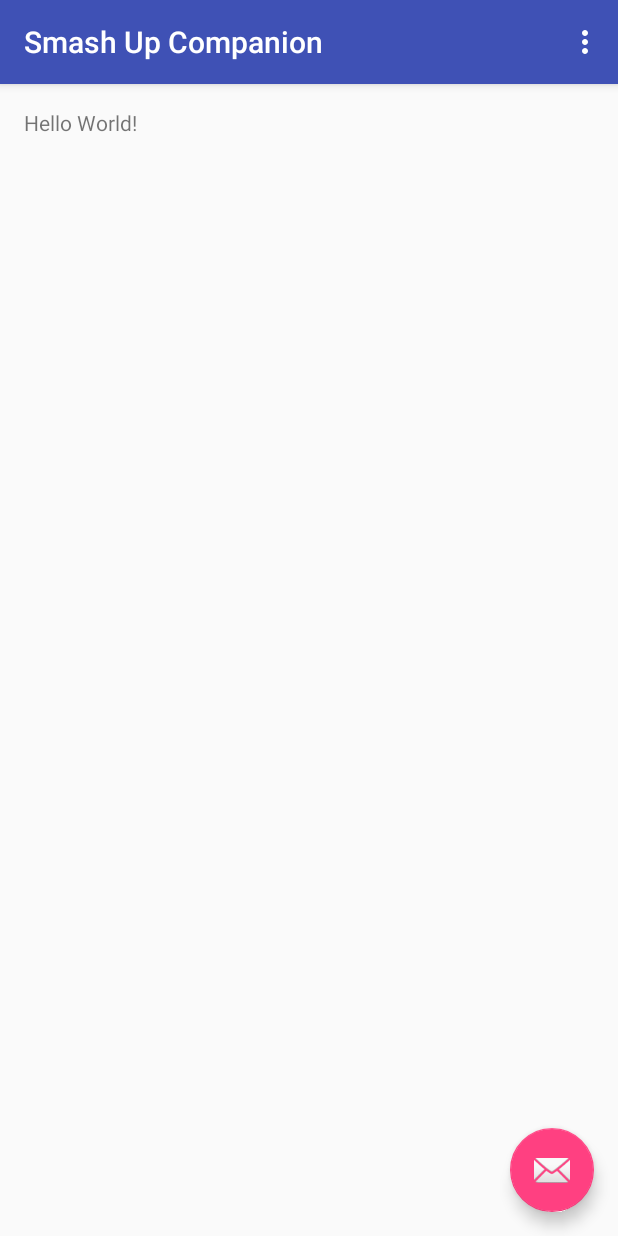
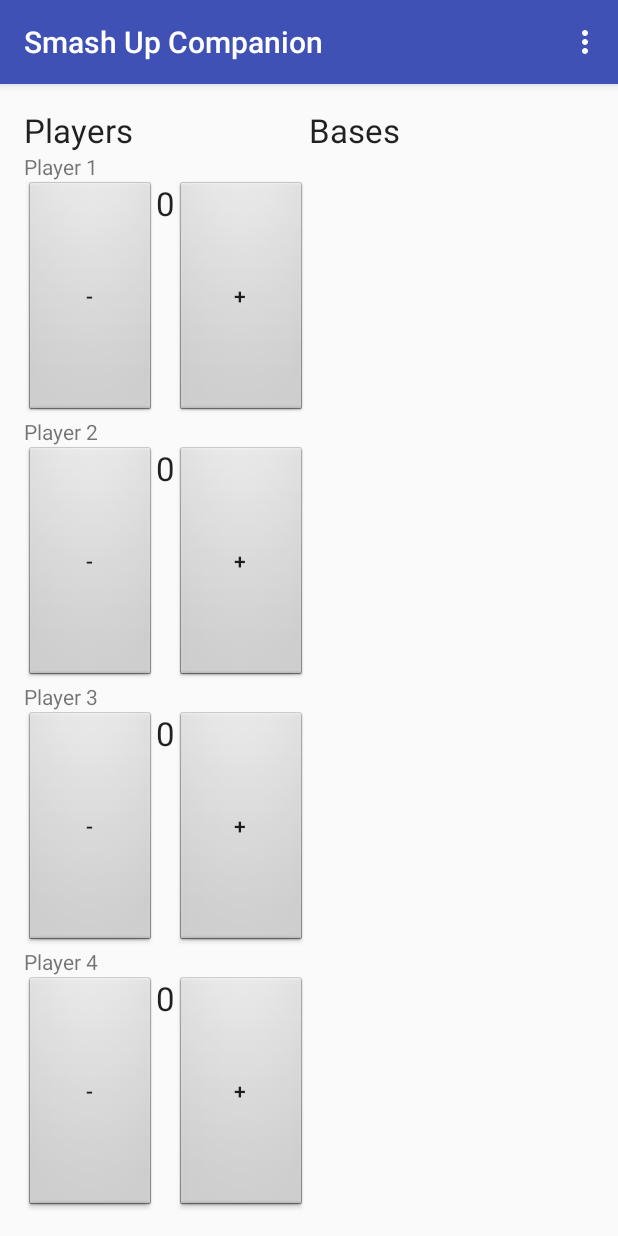
Before and after one commit to BenignBeppe/SmashUpCompanion, an Android app: the screen it shows after launch (MainActivity), on a phone screen of 412 x 824 dp. Run offline under Robolectric (Android 15) with nearby library versions, the phone set to English and light mode, and no system bars.

Commit message:
Basic implementation of player points.

```diff
--- a/app/src/main/java/com/github/benignbeppe/smashupcompanion/MainActivity.java
+++ b/app/src/main/java/com/github/benignbeppe/smashupcompanion/MainActivity.java
@@ -1,31 +1,42 @@
 package com.github.benignbeppe.smashupcompanion;
 
 import android.os.Bundle;
-import android.support.design.widget.FloatingActionButton;
-import android.support.design.widget.Snackbar;
 import android.support.v7.app.AppCompatActivity;
 import android.support.v7.widget.Toolbar;
+import android.util.Log;
 import android.view.View;
 import android.view.Menu;
 import android.view.MenuItem;
+import android.view.ViewGroup;
+
+import java.util.ArrayList;
 
 public class MainActivity extends AppCompatActivity {
+    ArrayList<Player> players;
 
     @Override
     protected void onCreate(Bundle savedInstanceState) {
         super.onCreate(savedInstanceState);
+        players = new ArrayList<>();
         setContentView(R.layout.activity_main);
         Toolbar toolbar = (Toolbar) findViewById(R.id.toolbar);
         setSupportActionBar(toolbar);
+        createPlayer("Player 1");
+        createPlayer("Player 2");
+        createPlayer("Player 3");
+        createPlayer("Player 4");
+    }
 
-        FloatingActionButton fab = (FloatingActionButton) findViewById(R.id.fab);
-        fab.setOnClickListener(new View.OnClickListener() {
-            @Override
-            public void onClick(View view) {
-                Snackbar.make(view, "Replace with your own action", Snackbar.LENGTH_LONG)
-                        .setAction("Action", null).show();
-            }
-        });
+    private void createPlayer(String name) {
+        Log.d(getClass().getSimpleName(), "Adding player: '" + name + "'");
+        ViewGroup playersArea = (ViewGroup)findViewById(R.id.playersArea);
+        View.inflate(this, R.layout.player, playersArea);
+        Player addedPlayer = players.get(players.size() - 1);
+        addedPlayer.changeName(name);
+    }
+
+    public void addPlayer(Player player) {
+        players.add(player);
     }
 
     @Override
--- /dev/null
+++ b/app/src/main/java/com/github/benignbeppe/smashupcompanion/Player.java
@@ -0,0 +1,62 @@
+package com.github.benignbeppe.smashupcompanion;
+
+import android.content.Context;
+import android.util.AttributeSet;
+import android.util.Log;
+import android.view.View;
+import android.widget.Button;
+import android.widget.LinearLayout;
+import android.widget.TextView;
+
+import org.w3c.dom.Text;
+
+/**
+ * Created by sebastian on 2015-11-14.
+ */
+public class Player extends LinearLayout implements View.OnClickListener {
+    private int points;
+    private String name;
+    private TextView nameView;
+    private Button decreaseButton;
+    private Button increaseButton;
+    private TextView pointsView;
+
+    public Player(Context context, AttributeSet attrs) {
+        super(context, attrs);
+        points = 0;
+        ((MainActivity)context).addPlayer(this);
+    }
+
+    @Override
+    protected void onFinishInflate() {
+        super.onFinishInflate();
+        nameView = (TextView)findViewById(R.id.playerName);
+        decreaseButton = (Button)findViewById(R.id.decrease);
+        decreaseButton.setOnClickListener(this);
+        increaseButton = (Button)findViewById(R.id.increase);
+        increaseButton.setOnClickListener(this);
+        pointsView = (TextView)findViewById(R.id.points);
+    }
+
+    void changeName(String name) {
+        this.name = name;
+        nameView.setText(name);
+    }
+
+    @Override
+    public void onClick(View v) {
+        if(v == decreaseButton) {
+            changePoints(-1);
+        }
+        else if(v == increaseButton) {
+            changePoints(1);
+        }
+    }
+
+    private void changePoints(int delta) {
+        points += delta;
+        pointsView.setText(String.valueOf(points));
+        Log.d(getClass().getSimpleName(), "Changed points for player '" + name +
+                "': " + delta);
+    }
+}
--- a/app/src/main/res/layout/activity_main.xml
+++ b/app/src/main/res/layout/activity_main.xml
@@ -24,12 +24,4 @@
 
     <include layout="@layout/content_main"/>
 
-    <android.support.design.widget.FloatingActionButton
-        android:id="@+id/fab"
-        android:layout_width="wrap_content"
-        android:layout_height="wrap_content"
-        android:layout_gravity="bottom|end"
-        android:layout_margin="@dimen/fab_margin"
-        android:src="@android:drawable/ic_dialog_email"/>
-
 </android.support.design.widget.CoordinatorLayout>
--- a/app/src/main/res/layout/content_main.xml
+++ b/app/src/main/res/layout/content_main.xml
@@ -13,8 +13,53 @@
     tools:showIn="@layout/activity_main"
     tools:context=".MainActivity">
 
-    <TextView
-        android:text="Hello World!"
-        android:layout_width="wrap_content"
-        android:layout_height="wrap_content"/>
+    <LinearLayout
+        android:orientation="horizontal"
+        android:layout_width="match_parent"
+        android:layout_height="match_parent"
+        android:layout_alignParentTop="true"
+        android:layout_alignParentLeft="true"
+        android:layout_alignParentStart="true">
+
+        <LinearLayout
+                android:orientation="vertical"
+                android:layout_height="match_parent"
+                android:layout_width="0dp"
+                android:layout_weight="1">
+            <TextView
+                android:layout_width="wrap_content"
+                android:layout_height="wrap_content"
+                android:textAppearance="?android:attr/textAppearanceLarge"
+                android:text="@string/playersTitle" />
+            <LinearLayout
+                    android:id="@+id/playersArea"
+                    android:orientation="vertical"
+                    android:layout_height="match_parent"
+                    android:layout_width="match_parent">
+                <!--<include-->
+                    <!--layout="@layout/player"-->
+                    <!--android:id="@+id/player1" />-->
+                <!--<include-->
+                    <!--layout="@layout/player"-->
+                    <!--android:id="@+id/player2" />-->
+                <!--<include-->
+                    <!--layout="@layout/player"-->
+                    <!--android:id="@+id/player3" />-->
+                <!--<include-->
+                    <!--layout="@layout/player"-->
+                    <!--android:id="@+id/player4" />-->
+            </LinearLayout>
+        </LinearLayout>
+        <LinearLayout
+                android:orientation="vertical"
+                android:layout_height="match_parent"
+                android:layout_width="0dp"
+                android:layout_weight="1">
+            <TextView
+                android:layout_width="wrap_content"
+                android:layout_height="wrap_content"
+                android:textAppearance="?android:attr/textAppearanceLarge"
+                android:text="@string/basesTitle" />
+        </LinearLayout>
+    </LinearLayout>
 </RelativeLayout>
--- /dev/null
+++ b/app/src/main/res/layout/player.xml
@@ -0,0 +1,36 @@
+<?xml version="1.0" encoding="utf-8"?>
+<com.github.benignbeppe.smashupcompanion.Player
+        xmlns:android="http://schemas.android.com/apk/res/android"
+        android:orientation="vertical"
+        android:layout_width="fill_parent"
+        android:layout_height="fill_parent"
+        android:layout_weight="1">
+    <TextView
+        android:id="@+id/playerName"
+        android:tag="@string/playerNameTag"
+        android:layout_width="wrap_content"
+        android:layout_height="wrap_content" />
+    <LinearLayout
+            android:layout_width="wrap_content"
+            android:layout_height="fill_parent"
+            android:orientation="horizontal">
+        <Button
+            android:id="@+id/decrease"
+            android:layout_width="wrap_content"
+            android:layout_height="fill_parent"
+            android:text="@string/decrease"
+            android:background="@android:drawable/btn_default" />
+        <TextView
+            android:id="@+id/points"
+            android:layout_width="fill_parent"
+            android:layout_height="fill_parent"
+            android:text="0"
+            android:textAppearance="?android:attr/textAppearanceLarge" />
+        <Button
+            android:id="@+id/increase"
+            android:layout_width="wrap_content"
+            android:layout_height="fill_parent"
+            android:text="@string/increase"
+            android:background="@android:drawable/btn_default" />
+    </LinearLayout>
+</com.github.benignbeppe.smashupcompanion.Player>
--- a/app/src/main/res/values/strings.xml
+++ b/app/src/main/res/values/strings.xml
@@ -1,4 +1,9 @@
 <resources>
     <string name="app_name">Smash Up Companion</string>
     <string name="action_settings">Settings</string>
+    <string name="playersTitle">Players</string>
+    <string name="basesTitle">Bases</string>
+    <string name="decrease">-</string>
+    <string name="increase">+</string>
+    <string name="playerNameTag">playerNameTag</string>
 </resources>
```
Also changed, not shown: 1 other file.
